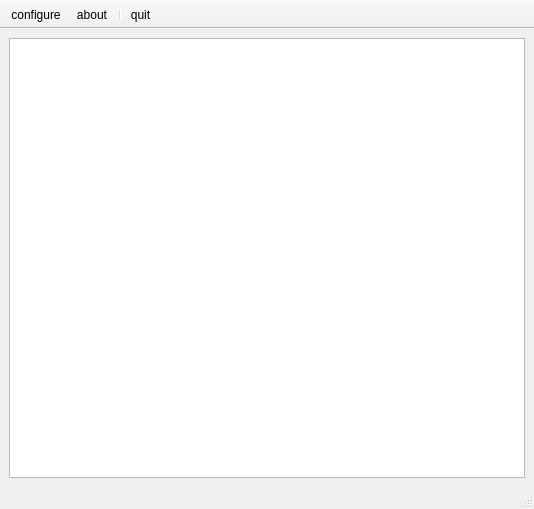
The window that nextShows/src/ui/mainwindow.ui (gilcn/nextshows) describes before a commit, drawn with Qt 5.
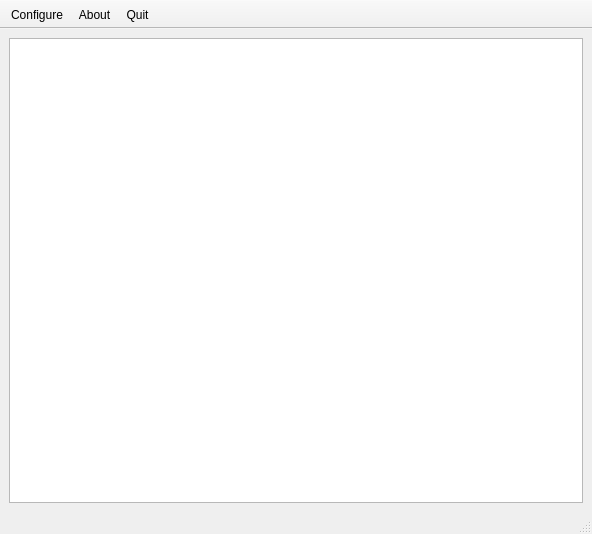
The same window after the commit. Icons and pictures are not drawn.

What changed in the file:
```diff
--- a/nextShows/src/ui/mainwindow.ui
+++ b/nextShows/src/ui/mainwindow.ui
@@ -5,8 +5,8 @@
    <rect>
     <x>0</x>
     <y>0</y>
-    <width>534</width>
-    <height>509</height>
+    <width>592</width>
+    <height>534</height>
    </rect>
   </property>
   <property name="windowTitle" >
@@ -19,10 +19,16 @@
       <property name="editTriggers" >
        <set>QAbstractItemView::NoEditTriggers</set>
       </property>
-      <property name="gridStyle" >
-       <enum>Qt::DashDotLine</enum>
+      <property name="alternatingRowColors" >
+       <bool>true</bool>
       </property>
-      <property name="cornerButtonEnabled" >
+      <property name="selectionMode" >
+       <enum>QAbstractItemView::SingleSelection</enum>
+      </property>
+      <property name="selectionBehavior" >
+       <enum>QAbstractItemView::SelectRows</enum>
+      </property>
+      <property name="showGrid" >
        <bool>false</bool>
       </property>
      </widget>
@@ -57,7 +63,6 @@
    </attribute>
    <addaction name="actionConfigure" />
    <addaction name="actionAbout" />
-   <addaction name="separator" />
    <addaction name="actionQuit" />
   </widget>
   <action name="actionConfigure" >
@@ -66,7 +71,7 @@
      <normaloff>:/images/icons/configure.png</normaloff>:/images/icons/configure.png</iconset>
    </property>
    <property name="text" >
-    <string>configure</string>
+    <string>Configure</string>
    </property>
   </action>
   <action name="actionAbout" >
@@ -75,7 +80,7 @@
      <normaloff>:/images/icons/help-about.png</normaloff>:/images/icons/help-about.png</iconset>
    </property>
    <property name="text" >
-    <string>about</string>
+    <string>About</string>
    </property>
   </action>
   <action name="actionQuit" >
@@ -84,7 +89,7 @@
      <normaloff>:/images/icons/exit.png</normaloff>:/images/icons/exit.png</iconset>
    </property>
    <property name="text" >
-    <string>quit</string>
+    <string>Quit</string>
    </property>
   </action>
  </widget>
```
Left out of the diff: 6 changed lines with no effect on the pictures.
